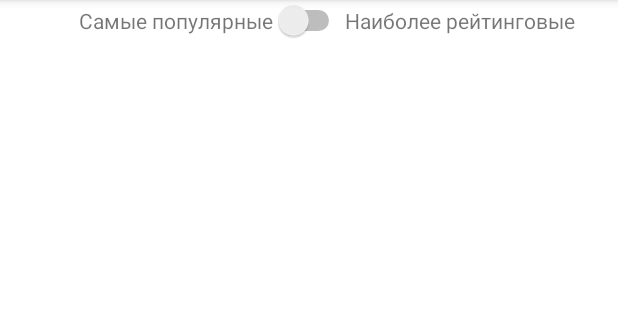
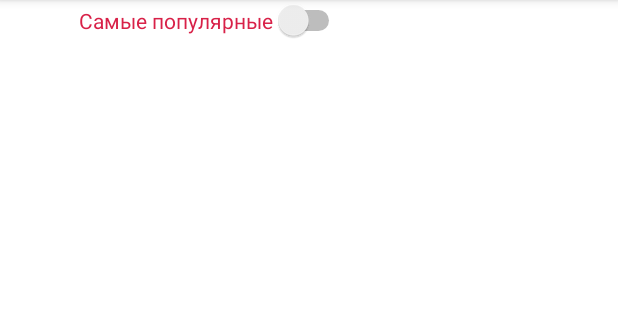
Before and after one commit to tairon-gray/Movies, an Android app: the screen it shows after launch (MainActivity), on a phone screen of 412 x 824 dp, the part 84-404 px from its top. Run offline under Robolectric (Android 15) with nearby library versions, the phone set to English and light mode, and no system bars; our stand-ins replace Picasso; pictures from the network do not load.

Commit message:
Способы сортировки: - слушатель клика - подготовка к подгрузке

```diff
--- a/app/src/main/java/com/evg_ivanoff/movies/MainActivity.java
+++ b/app/src/main/java/com/evg_ivanoff/movies/MainActivity.java
@@ -6,6 +6,10 @@ import androidx.recyclerview.widget.RecyclerView;
 
 import android.os.Bundle;
 import android.util.Log;
+import android.view.View;
+import android.widget.CompoundButton;
+import android.widget.Switch;
+import android.widget.TextView;
 import android.widget.Toast;
 
 import com.evg_ivanoff.movies.data.Movie;
@@ -20,18 +24,68 @@ public class MainActivity extends AppCompatActivity {
 
     private RecyclerView recyclerViewPosters;
     private MovieAdapter adapter;
+    private Switch switchSort;
+    private TextView textViewPopularity;
+    private TextView textViewTopRated;
 
     @Override
     protected void onCreate(Bundle savedInstanceState) {
         super.onCreate(savedInstanceState);
         setContentView(R.layout.activity_main);
 
+        switchSort = findViewById(R.id.switchSort);
+        textViewPopularity = findViewById(R.id.textViewPopularity);
+        textViewTopRated = findViewById(R.id.textViewTopRated);
         recyclerViewPosters = findViewById(R.id.recyclerViewPosters);
         recyclerViewPosters.setLayoutManager(new GridLayoutManager(this, 2));
         adapter = new MovieAdapter();
-        JSONObject jsonObject = NetworkUtils.getJSONFromNetwork(NetworkUtils.POPULARITY, 1);
+        recyclerViewPosters.setAdapter(adapter);
+
+        switchSort.setChecked(true);
+        switchSort.setOnCheckedChangeListener(new CompoundButton.OnCheckedChangeListener() {
+            @Override
+            public void onCheckedChanged(CompoundButton compoundButton, boolean b) {
+                setMethodOfSort(b);
+            }
+        });
+        switchSort.setChecked(false);
+        adapter.setOnPosterClickListener(new MovieAdapter.OnPosterClickListener() {
+            @Override
+            public void onPosterClick(int position) {
+                Toast.makeText(MainActivity.this, "Clicked: "+position, Toast.LENGTH_SHORT).show();
+            }
+        });
+        adapter.setOnReachEndListener(new MovieAdapter.OnReachEndListener() {
+            @Override
+            public void onReachEnd() {
+                Toast.makeText(MainActivity.this, "End of list", Toast.LENGTH_SHORT).show();
+            }
+        });
+    }
+
+    public void onClickSetTopRated(View view) {
+        setMethodOfSort(true);
+        switchSort.setChecked(true);
+    }
+
+    public void onClickSetPopularity(View view) {
+        setMethodOfSort(false);
+        switchSort.setChecked(false);
+    }
+
+    private void setMethodOfSort(boolean isTopRated){
+        int methodOfSort;
+        if(isTopRated){
+            textViewTopRated.setTextColor(getResources().getColor(R.color.accent));
+            textViewPopularity.setTextColor(getResources().getColor(R.color.white));
+            methodOfSort = NetworkUtils.TOP_RATED;
+        } else {
+            textViewTopRated.setTextColor(getResources().getColor(R.color.white));
+            textViewPopularity.setTextColor(getResources().getColor(R.color.accent));
+            methodOfSort = NetworkUtils.POPULARITY;
+        }
+        JSONObject jsonObject = NetworkUtils.getJSONFromNetwork(methodOfSort, 1);
         ArrayList<Movie> movies = JsonUtils.getMoviesFromJSON(jsonObject);
         adapter.setMovies(movies);
-        recyclerViewPosters.setAdapter(adapter);
     }
 }
--- a/app/src/main/java/com/evg_ivanoff/movies/MovieAdapter.java
+++ b/app/src/main/java/com/evg_ivanoff/movies/MovieAdapter.java
@@ -16,9 +16,27 @@ import java.util.ArrayList;
 public class MovieAdapter extends RecyclerView.Adapter<MovieAdapter.MovieViewHolder> {
 
     private ArrayList<Movie> movies;
+    private OnPosterClickListener onPosterClickListener;
+    private OnReachEndListener onReachEndListener;
 
     public MovieAdapter() {
         movies = new ArrayList<>();
+    }
+
+    interface OnPosterClickListener {
+        void onPosterClick(int position);
+    }
+
+    interface OnReachEndListener{
+        void onReachEnd();
+    }
+
+    public void setOnReachEndListener(OnReachEndListener onReachEndListener) {
+        this.onReachEndListener = onReachEndListener;
+    }
+
+    public void setOnPosterClickListener(OnPosterClickListener onPosterClickListener) {
+        this.onPosterClickListener = onPosterClickListener;
     }
 
     public ArrayList<Movie> getMovies() {
@@ -44,6 +62,9 @@ public class MovieAdapter extends RecyclerView.Adapter<MovieAdapter.MovieViewHol
 
     @Override
     public void onBindViewHolder(@NonNull MovieViewHolder holder, int position) {
+        if(position > movies.size() - 4 && onReachEndListener != null) {
+            onReachEndListener.onReachEnd();
+        }
         Movie movie = movies.get(position);
         Picasso.get().load(movie.getPosterPath()).into(holder.imageViewSmallPoster);
     }
@@ -60,6 +81,14 @@ public class MovieAdapter extends RecyclerView.Adapter<MovieAdapter.MovieViewHol
         public MovieViewHolder(@NonNull View itemView) {
             super(itemView);
             imageViewSmallPoster = itemView.findViewById(R.id.imageViewSmallPoster);
+            itemView.setOnClickListener(new View.OnClickListener() {
+                @Override
+                public void onClick(View view) {
+                    if(onPosterClickListener != null){
+                        onPosterClickListener.onPosterClick(getAdapterPosition());
+                    }
+                }
+            });
         }
     }
 }
--- a/app/src/main/res/layout/activity_main.xml
+++ b/app/src/main/res/layout/activity_main.xml
@@ -19,6 +19,7 @@
         android:layout_width="wrap_content"
         android:layout_height="wrap_content"
         android:text="@string/top_rated"
+        android:onClick="onClickSetTopRated"
         app:layout_constraintBottom_toBottomOf="@+id/switchSort"
         app:layout_constraintStart_toEndOf="@+id/switchSort"
         app:layout_constraintTop_toTopOf="@+id/switchSort" />
@@ -28,6 +29,7 @@
         android:layout_width="wrap_content"
         android:layout_height="wrap_content"
         android:text="@string/most_popular"
+        android:onClick="onClickSetPopularity"
         app:layout_constraintBottom_toBottomOf="@+id/switchSort"
         app:layout_constraintEnd_toStartOf="@+id/switchSort"
         app:layout_constraintTop_toTopOf="@+id/switchSort" />
@@ -36,7 +38,7 @@
         android:id="@+id/recyclerViewPosters"
         android:layout_width="0dp"
         android:layout_height="0dp"
-        android:layout_marginTop="2dp"
+        android:layout_marginTop="8dp"
         app:layout_constraintBottom_toBottomOf="parent"
         app:layout_constraintEnd_toEndOf="parent"
         app:layout_constraintStart_toStartOf="parent"
--- a/app/src/main/res/values/colors.xml
+++ b/app/src/main/res/values/colors.xml
@@ -7,4 +7,5 @@
     <color name="teal_700">#FF018786</color>
     <color name="black">#FF000000</color>
     <color name="white">#FFFFFFFF</color>
+    <color name="accent">#D82148</color>
 </resources>
```
